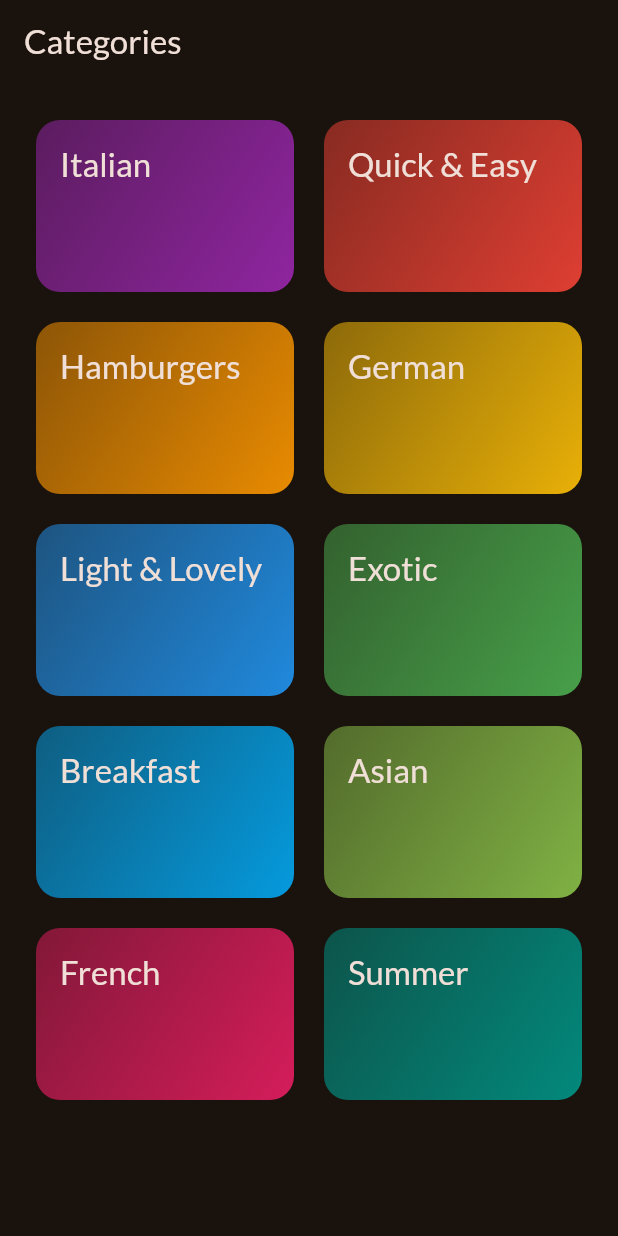
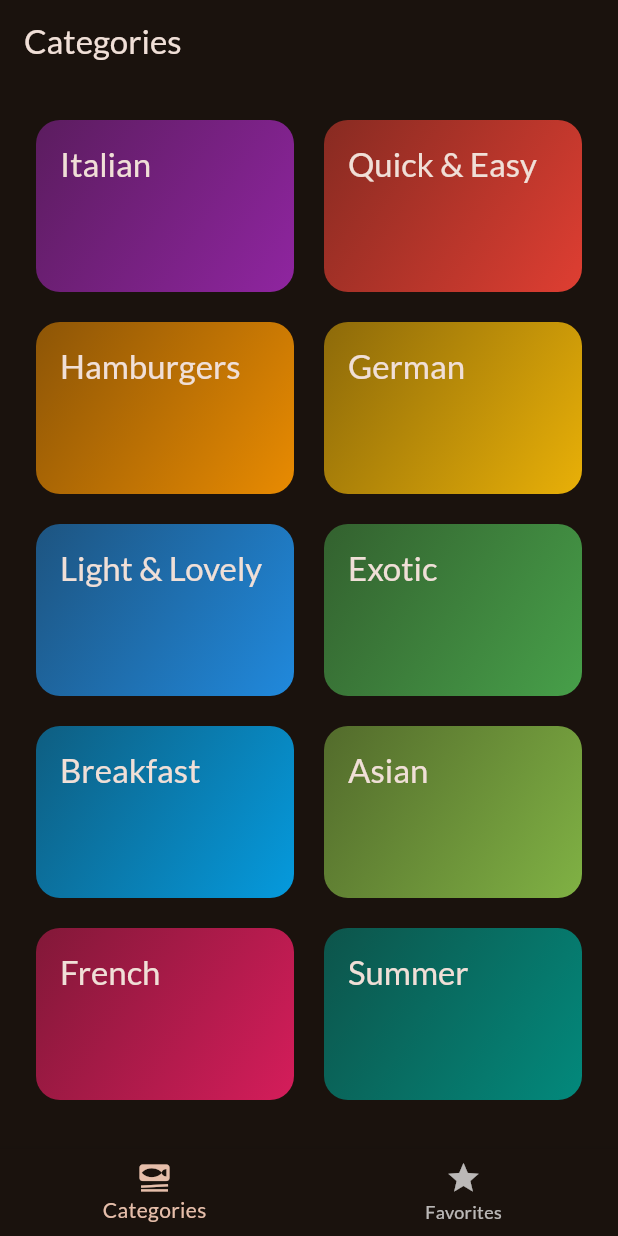
Before and after one commit to Sebsprograms/meals, a Flutter app: the screen it shows after launch, on a phone screen of 412 x 824 dp. Run offline on Flutter 3.47's test engine with Material 2 defaults, Android fonts, the phone set to English and light mode, and no system bars; our stand-ins replace google_fonts, transparent_image.

```diff
--- a/lib/main.dart
+++ b/lib/main.dart
@@ -1,7 +1,7 @@
 import 'package:flutter/material.dart';
 
 import 'package:google_fonts/google_fonts.dart';
-import 'package:meals/screens/categories.dart';
+import 'package:meals/screens/tabs.dart';
 
 final theme = ThemeData(
   useMaterial3: true,
@@ -23,7 +23,7 @@ class App extends StatelessWidget {
   Widget build(BuildContext context) {
     return MaterialApp(
       theme: theme,
-      home: const CategoriesScreen(),
+      home: const TabsScreen(),
     );
   }
 }
--- a/lib/screens/categories.dart
+++ b/lib/screens/categories.dart
@@ -21,11 +21,7 @@ class CategoriesScreen extends StatelessWidget {
 
   @override
   Widget build(BuildContext context) {
-    return Scaffold(
-      appBar: AppBar(
-        title: const Text('Categories'),
-      ),
-      body: GridView(
+    return GridView(
       padding: const EdgeInsets.all(24),
       gridDelegate: const SliverGridDelegateWithFixedCrossAxisCount(
         crossAxisCount: 2,
@@ -40,7 +36,6 @@ class CategoriesScreen extends StatelessWidget {
             onSelectCategory: () => _selectCategory(context, category),
           ),
       ],
-      ),
     );
   }
 }
--- a/lib/screens/meals.dart
+++ b/lib/screens/meals.dart
@@ -4,9 +4,9 @@ import 'package:meals/screens/meal_details.dart';
 import 'package:meals/widgets/meal_item.dart';
 
 class MealsScreen extends StatelessWidget {
-  const MealsScreen({super.key, required this.title, required this.meals});
+  const MealsScreen({super.key, this.title, required this.meals});
 
-  final String title;
+  final String? title;
   final List<Meal> meals;
 
   void _selectMeal(BuildContext context, Meal meal) {
@@ -54,9 +54,12 @@ class MealsScreen extends StatelessWidget {
       );
     }
 
+    if (title == null) {
+      return content;
+    }
     return Scaffold(
       appBar: AppBar(
-        title: Text(title),
+        title: Text(title!),
       ),
       body: content,
     );
--- /dev/null
+++ b/lib/screens/tabs.dart
@@ -0,0 +1,53 @@
+import 'package:flutter/material.dart';
+import 'package:meals/data/dummy_data.dart';
+import 'package:meals/screens/categories.dart';
+import 'package:meals/screens/meals.dart';
+
+class TabsScreen extends StatefulWidget {
+  const TabsScreen({super.key});
+
+  @override
+  State<TabsScreen> createState() => _TabsScreenState();
+}
+
+class _TabsScreenState extends State<TabsScreen> {
+  int _selectedPageIndex = 0;
+
+  void _selectPage(int index) {
+    setState(() {
+      _selectedPageIndex = index;
+    });
+  }
+
+  @override
+  Widget build(BuildContext context) {
+    Widget activePage = const CategoriesScreen();
+    String activePageTitle = 'Categories';
+
+    if (_selectedPageIndex == 1) {
+      activePage = const MealsScreen(meals: []);
+      activePageTitle = 'Favorites';
+    }
+
+    return Scaffold(
+      appBar: AppBar(
+        title: Text(activePageTitle),
+      ),
+      body: activePage,
+      bottomNavigationBar: BottomNavigationBar(
+        onTap: _selectPage,
+        currentIndex: _selectedPageIndex,
+        items: [
+          BottomNavigationBarItem(
+            icon: Icon(Icons.set_meal),
+            label: 'Categories',
+          ),
+          BottomNavigationBarItem(
+            icon: Icon(Icons.star),
+            label: 'Favorites',
+          ),
+        ],
+      ),
+    );
+  }
+}
```
Lines whose indentation alone changed are shown as unchanged.
